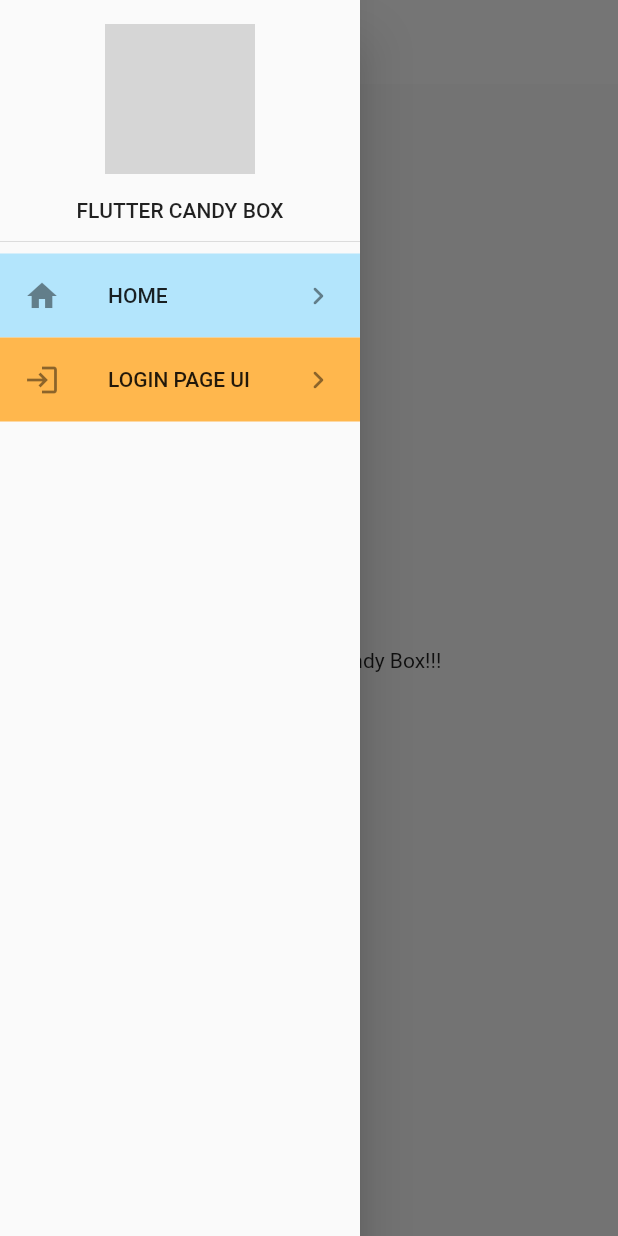
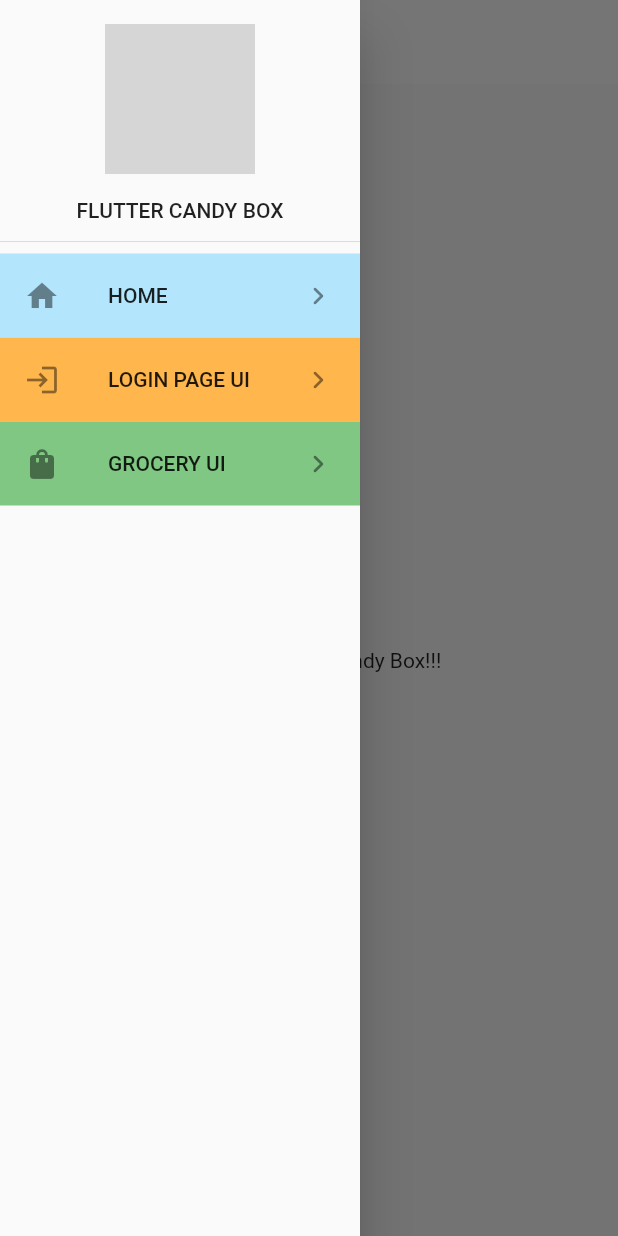
Before and after one commit to heyhey1028/flutter-candybox, a Flutter app: the screen it shows after launch, with the side drawer open, on a phone screen of 412 x 824 dp. Run offline on Flutter 3.47's test engine with Material 2 defaults, Android fonts, the phone set to English and light mode, and no system bars; grey boxes are pictures that could not be loaded.

Commit message:
update: separate drawer tile

```diff
--- a/lib/widgets/main_drawer.dart
+++ b/lib/widgets/main_drawer.dart
@@ -1,5 +1,6 @@
 import 'package:flutter/material.dart';
 import 'package:flutter_candybox/login_ui/login_screen.dart';
+import 'package:flutter_candybox/grocery_ui/grocery_screen.dart';
 import 'package:flutter_candybox/main.dart';
 
 class MainDrawer extends StatelessWidget {
@@ -28,37 +29,23 @@ class MainDrawer extends StatelessWidget {
                 ],
               ),
             ),
-            Ink(
+            DrawerTile(
               color: Colors.lightBlue[100],
-              child: ListTile(
-                leading: Icon(Icons.home),
-                title: Text('HOME'),
-                trailing: Icon(Icons.chevron_right_rounded),
-                onTap: () {
-                  Navigator.of(context).pop();
-                  Navigator.of(context).pushReplacement(
-                    MaterialPageRoute(
-                      builder: (_) => MyHomePage(),
-                    ),
-                  );
-                },
-              ),
+              icon: Icon(Icons.home),
+              title: 'HOME',
+              navigateTo: MyHomePage(),
             ),
-            Ink(
+            DrawerTile(
               color: Colors.orange[300],
-              child: ListTile(
-                leading: Icon(Icons.login),
-                title: Text('LOGIN PAGE UI'),
-                trailing: Icon(Icons.chevron_right_rounded),
-                onTap: () {
-                  Navigator.of(context).pop();
-                  Navigator.of(context).pushReplacement(
-                    MaterialPageRoute(
-                      builder: (_) => LoginScreen(),
-                    ),
-                  );
-                },
-              ),
+              icon: Icon(Icons.login),
+              title: 'LOGIN PAGE UI',
+              navigateTo: LoginScreen(),
+            ),
+            DrawerTile(
+              color: Colors.green[300],
+              icon: Icon(Icons.shopping_bag),
+              title: 'GROCERY UI',
+              navigateTo: GroceryScreen(),
             ),
           ],
         ),
@@ -66,3 +53,34 @@ class MainDrawer extends StatelessWidget {
     );
   }
 }
+
+class DrawerTile extends StatelessWidget {
+  const DrawerTile(
+      {Key key, this.title, this.icon, this.color, this.navigateTo})
+      : super(key: key);
+
+  final String title;
+  final Icon icon;
+  final Color color;
+  final Widget navigateTo;
+
+  @override
+  Widget build(BuildContext context) {
+    return Ink(
+      color: color,
+      child: ListTile(
+        leading: icon,
+        title: Text(title),
+        trailing: Icon(Icons.chevron_right_rounded),
+        onTap: () {
+          Navigator.of(context).pop();
+          Navigator.of(context).pushReplacement(
+            MaterialPageRoute(
+              builder: (_) => navigateTo,
+            ),
+          );
+        },
+      ),
+    );
+  }
+}
```
